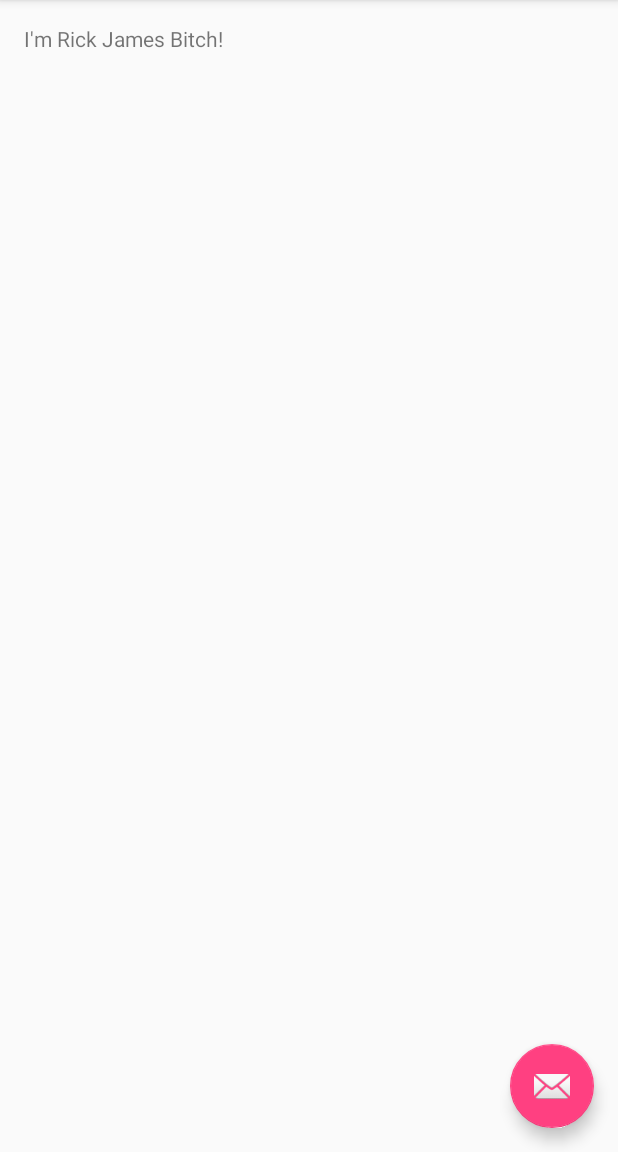
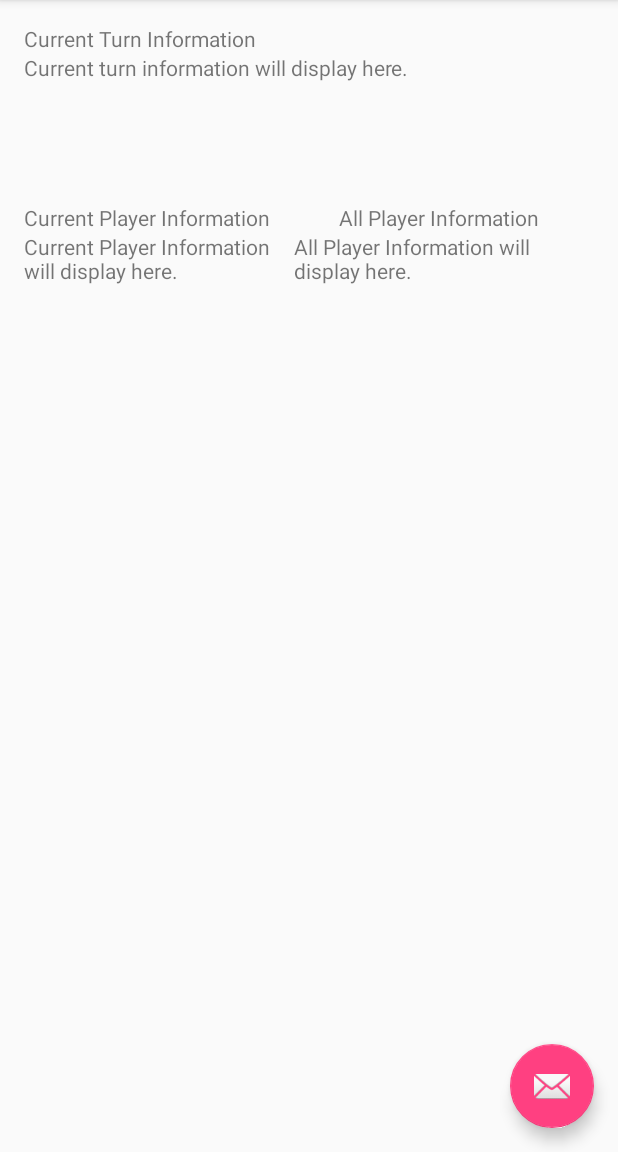
Before and after one commit to TeamVenture457/Monopoly2, an Android app: the screen it shows after launch (MainActivity), on a phone screen of 412 x 824 dp, the part 84-1236 px from its top. Run offline under Robolectric (Android 15) with nearby library versions, the light colour scheme and no system bars.

Commit message:
Initial setup of GUI main activity and menu options.

```diff
--- a/app/src/main/res/layout/content_main.xml
+++ b/app/src/main/res/layout/content_main.xml
@@ -15,5 +15,63 @@
     <TextView
         android:layout_width="wrap_content"
         android:layout_height="wrap_content"
-        android:text="@string/DisplayString" />
+        android:text="Current Turn Information"
+        android:layout_alignParentTop="true"
+        android:layout_alignParentLeft="true"
+        android:layout_alignParentStart="true"
+        android:id="@+id/CurrentTurnLabel"
+        android:editable="false"/>
+
+
+
+    <TextView
+        android:layout_width="wrap_content"
+        android:layout_height="100dp"
+        android:id="@+id/CurrentTurnInfoField"
+        android:layout_below="@+id/CurrentTurnLabel"
+        android:text="Current turn information will display here."
+        android:layout_alignParentRight="true"
+        android:layout_alignParentEnd="true"
+        android:layout_alignParentLeft="true"
+        android:layout_alignParentStart="true"
+        android:editable="false"/>
+
+    <TextView
+        android:layout_width="180dp"
+        android:layout_height="wrap_content"
+        android:text="Current Player Information"
+        android:id="@+id/CurrentPlayerInfoLabel"
+        android:layout_below="@+id/CurrentTurnInfoField"
+        android:layout_alignParentLeft="true"
+        android:layout_alignParentStart="true"
+        android:editable="false"/>
+
+    <TextView
+        android:layout_width="180dp"
+        android:layout_height="75dp"
+        android:text="Current Player Information will display here."
+        android:id="@+id/CurrentPlayerInfoField"
+        android:layout_below="@+id/CurrentPlayerInfoLabel"
+        android:layout_alignRight="@+id/CurrentPlayerInfoLabel"
+        android:layout_alignEnd="@+id/CurrentPlayerInfoLabel" />
+
+    <TextView
+        android:layout_width="170dp"
+        android:layout_height="wrap_content"
+        android:text="All Player Information"
+        android:id="@+id/AllPlayerInfoLabel"
+        android:layout_below="@+id/CurrentTurnInfoField"
+        android:layout_alignRight="@+id/CurrentTurnInfoField"
+        android:layout_alignEnd="@+id/CurrentTurnInfoField"
+        android:editable="false"/>
+
+    <TextView
+        android:layout_width="170dp"
+        android:layout_height="75dp"
+        android:text="All Player Information will display here."
+        android:id="@+id/AllPlayerInfoField"
+        android:layout_below="@+id/CurrentPlayerInfoLabel"
+        android:layout_toRightOf="@+id/CurrentPlayerInfoLabel"
+        android:layout_toEndOf="@+id/CurrentPlayerInfoLabel" />
+
 </RelativeLayout>
--- a/app/src/main/res/menu/menu_main.xml
+++ b/app/src/main/res/menu/menu_main.xml
@@ -3,8 +3,39 @@
     xmlns:tools="http://schemas.android.com/tools"
     tools:context="venture.cs414.android.monopoly2.MainActivity">
     <item
-        android:id="@+id/action_settings"
-        android:orderInCategory="100"
-        android:title="@string/action_settings"
-        app:showAsAction="never" />
+        android:id="@+id/menu_roll"
+        android:title="Roll"/>
+    <item
+        android:id="@+id/menu_sell_property"
+        android:title="Sell Property"/>
+    <item
+        android:id="@+id/menu_buy_house"
+        android:title="Buy House"/>
+    <item
+        android:id="@+id/menu_sell_house"
+        android:title="Sell House"/>
+    <item
+        android:id="@+id/menu_buy_hotel"
+        android:title="Buy Hotel"/>
+    <item
+        android:id="@+id/menu_sell_hotel"
+        android:title="Sell Hotel"/>
+    <item
+        android:id="@+id/menu_mortgage"
+        android:title="Mortgage Property"/>
+    <item
+        android:id="@+id/menu_end_turn"
+        android:title="End Turn"/>
+    <item
+        android:id="@+id/menu_quit"
+        android:title="Quit"/>
+    <item
+        android:id="@+id/menu_save"
+        android:title="Save Game"/>
+    <item
+        android:id="@+id/menu_load"
+        android:title="Load Game"/>
+    <item
+        android:id="@+id/menu_new"
+        android:title="New Game"/>
 </menu>
```
Also changed, not shown: app/src/main/res/layout/activity_main.xml (line endings or trailing spaces).
